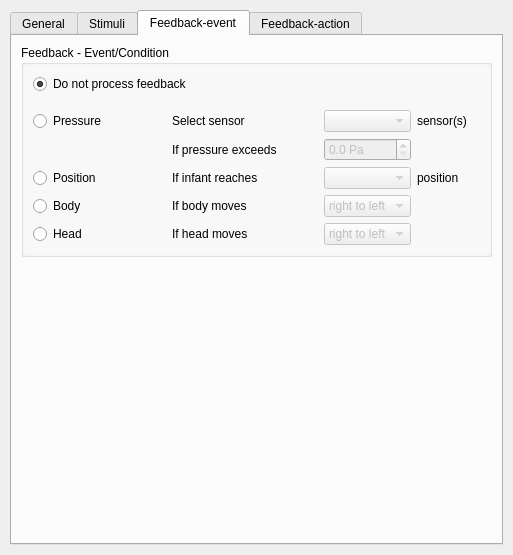
This is Scenario_designer/ct_conftoyu.ui in luizamici/caretoy as Qt 5 draws it before an edit. The edited form follows.
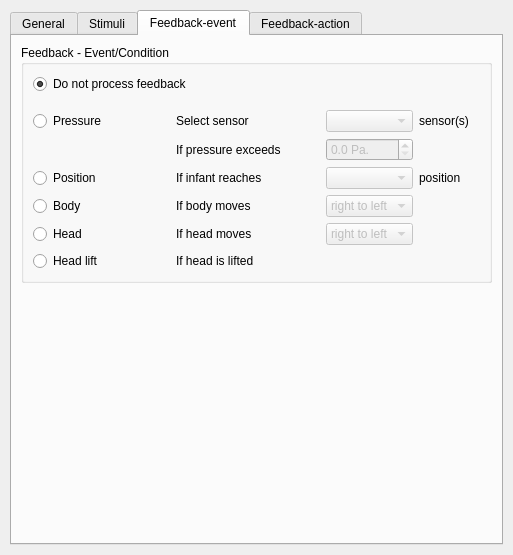
This is the edited form. The open tabs and pages were chosen to show the change. Custom widgets are drawn as their Qt base class.

```diff
--- a/Scenario_designer/ct_conftoyu.ui
+++ b/Scenario_designer/ct_conftoyu.ui
@@ -413,6 +413,13 @@
           <bool>true</bool>
          </property>
          <layout class="QGridLayout" name="gridLayout_2">
+          <item row="2" column="5">
+           <widget class="QLabel" name="qlb_pressure3">
+            <property name="text">
+             <string>sensor(s)</string>
+            </property>
+           </widget>
+          </item>
           <item row="4" column="0" colspan="2">
            <widget class="QRadioButton" name="qrb_position_event">
             <property name="text">
@@ -549,7 +556,7 @@
              <bool>false</bool>
             </property>
             <property name="suffix">
-             <string> Pa</string>
+             <string> Pa.</string>
             </property>
             <property name="decimals">
              <number>1</number>
@@ -573,10 +580,17 @@
             </property>
            </widget>
           </item>
-          <item row="2" column="5">
-           <widget class="QLabel" name="qlb_pressure3">
+          <item row="7" column="0">
+           <widget class="QRadioButton" name="qrb_headlifted_event">
             <property name="text">
-             <string>sensor(s)</string>
+             <string>Head lift</string>
+            </property>
+           </widget>
+          </item>
+          <item row="7" column="2">
+           <widget class="QLabel" name="label_2">
+            <property name="text">
+             <string>If head is lifted</string>
             </property>
            </widget>
           </item>
```
